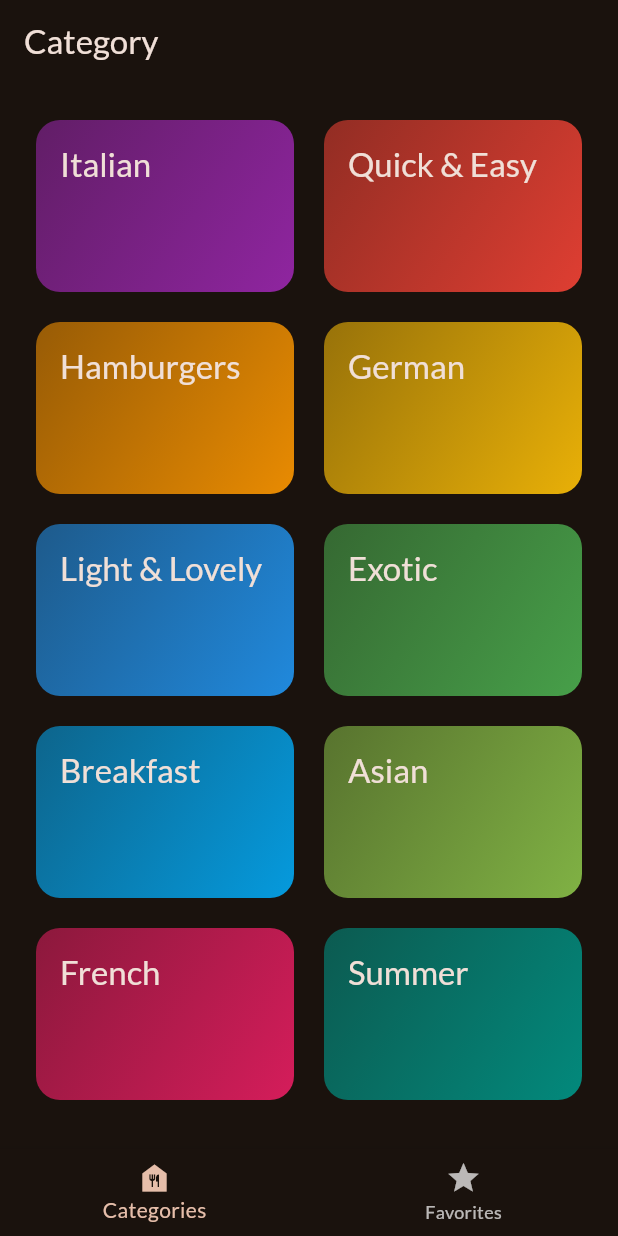
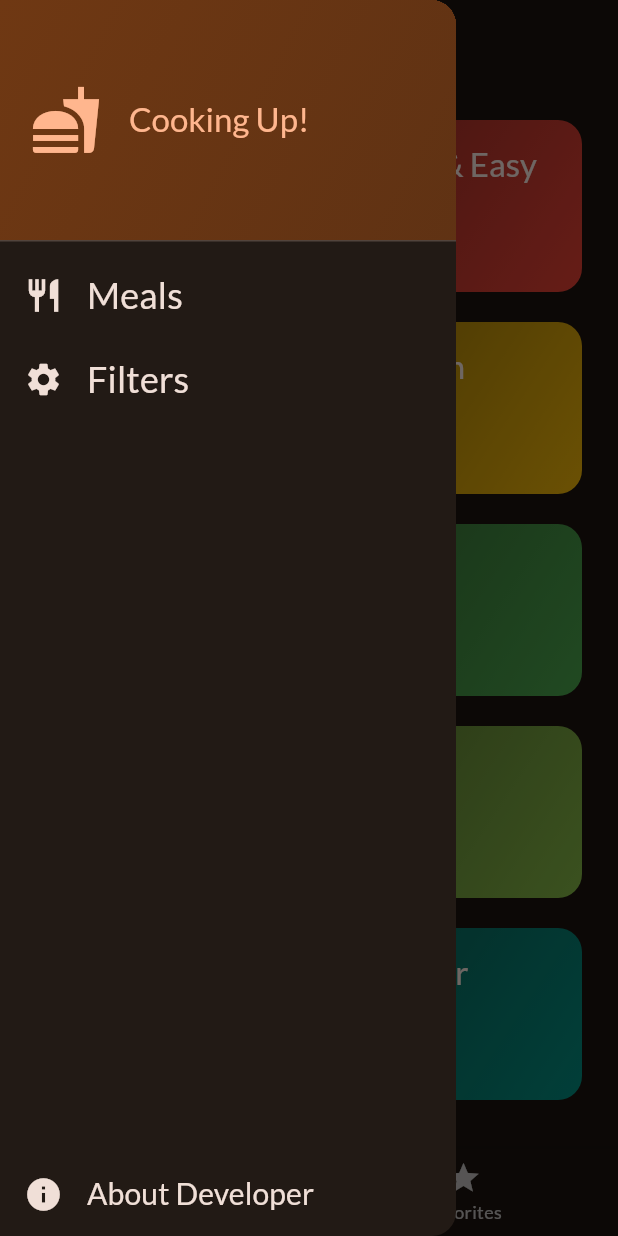
Before and after one commit to VedantTiwari9685/Meals-App, a Flutter app: the screen it shows after launch, with the side drawer open (before the commit the screen has no drawer), on a phone screen of 412 x 824 dp. Run offline on Flutter 3.47's test engine with Material 3 defaults, Android fonts, the phone set to English and light mode, and no system bars; our stand-ins replace google_fonts, transparent_image.

Commit message:
Filters added to meals

```diff
--- a/lib/screens/categories.dart
+++ b/lib/screens/categories.dart
@@ -1,14 +1,22 @@
 import 'package:flutter/material.dart';
 import 'package:meals/data/dummy_data.dart';
 import 'package:meals/models/category.dart';
+import 'package:meals/models/meal.dart';
 import 'package:meals/screens/meals.dart';
 import 'package:meals/widgets/category_grid_item.dart';
 
 class CategoriesScreen extends StatelessWidget {
-  const CategoriesScreen({super.key});
-
+  const CategoriesScreen({
+    super.key,
+    required this.onToggleFavorite,
+    required this.favoriteMeals,
+    required this.availableMeals,
+  });
+  final List<Meal> availableMeals;
+  final void Function(Meal meal) onToggleFavorite;
+  final List<Meal> favoriteMeals;
   void _selectCategory(BuildContext context, Category category) {
-    final filteredMeals = dummyMeals
+    final filteredMeals = availableMeals
         .where((meal) => meal.categories.contains(category.id))
         .toList();
 
@@ -17,6 +25,8 @@ class CategoriesScreen extends StatelessWidget {
         builder: (ctx) => MealsScreen(
           title: category.title,
           meals: filteredMeals,
+          onToggleFavorite: onToggleFavorite,
+          favoriteMeals: favoriteMeals,
         ),
       ),
     ); // Navigator.push(context, route) both same
--- a/lib/screens/tabs.dart
+++ b/lib/screens/tabs.dart
@@ -1,6 +1,17 @@
 import 'package:flutter/material.dart';
+import 'package:meals/data/dummy_data.dart';
+import 'package:meals/models/meal.dart';
 import 'package:meals/screens/categories.dart';
+import 'package:meals/screens/filters.dart';
 import 'package:meals/screens/meals.dart';
+import 'package:meals/widgets/main_drawer.dart';
+
+const kInitialFilters = {
+  Filter.glutenFree: false,
+  Filter.lactoseFree: false,
+  Filter.vegan: false,
+  Filter.vegetarian: false,
+};
 
 class TabsScreen extends StatefulWidget {
   const TabsScreen({super.key});
@@ -12,6 +23,33 @@ class TabsScreen extends StatefulWidget {
 }
 
 class _TabsScreenState extends State<TabsScreen> {
+  final List<Meal> _favoriteMeals = [];
+  Map<Filter, bool> _selectedFilters = kInitialFilters;
+
+  void _showInfoMessage(String message) {
+    ScaffoldMessenger.of(context).clearSnackBars();
+    ScaffoldMessenger.of(context).showSnackBar(
+      SnackBar(
+        content: Text(message),
+      ),
+    );
+  }
+
+  void _toggleMealFavoriteStatus(Meal meal) {
+    final isExisting = _favoriteMeals.contains(meal);
+    if (isExisting) {
+      setState(() {
+        _favoriteMeals.remove(meal);
+      });
+      _showInfoMessage("Meal is no longer a Favorite!");
+    } else {
+      setState(() {
+        _favoriteMeals.add(meal);
+      });
+      _showInfoMessage("Marked as a Favorite!");
+    }
+  }
+
   int _selectedPageIndex = 0;
 
   void _selectPage(int index) {
@@ -20,19 +58,63 @@ class _TabsScreenState extends State<TabsScreen> {
     });
   }
 
+  void _setScreen(String identifier) async {
+    Navigator.of(context).pop();
+    if (identifier == 'filters') {
+      final result = await Navigator.of(context).push<Map<Filter, bool>>(
+        MaterialPageRoute(
+          builder: (ctr) => FiltersScreen(
+            currentFilters: _selectedFilters,
+          ),
+        ),
+      );
+
+      setState(() {
+        _selectedFilters = result ?? kInitialFilters;
+      });
+    }
+  }
+
   @override
   Widget build(BuildContext context) {
+    final availableMeals = dummyMeals.where((meal) {
+      if (_selectedFilters[Filter.glutenFree]! && !meal.isGlutenFree) {
+        return false;
+      }
+      if (_selectedFilters[Filter.lactoseFree]! && !meal.isLactoseFree) {
+        return false;
+      }
+      if (_selectedFilters[Filter.vegetarian]! && !meal.isVegetarian) {
+        return false;
+      }
+      if (_selectedFilters[Filter.vegan]! && !meal.isVegan) {
+        return false;
+      }
+      return true;
+    }).toList();
+
     var activePageTitle = "Category";
-    Widget activeScreen = const CategoriesScreen();
+    Widget activeScreen = CategoriesScreen(
+      onToggleFavorite: _toggleMealFavoriteStatus,
+      favoriteMeals: _favoriteMeals,
+      availableMeals: availableMeals,
+    );
 
     if (_selectedPageIndex == 1) {
       activePageTitle = "Your Favorites";
-      activeScreen = const MealsScreen(meals: []);
+      activeScreen = MealsScreen(
+        meals: _favoriteMeals,
+        onToggleFavorite: _toggleMealFavoriteStatus,
+        favoriteMeals: _favoriteMeals,
+      );
     }
 
     return Scaffold(
       appBar: AppBar(
         title: Text(activePageTitle),
+      ),
+      drawer: MainDrawer(
+        onSelectScreen: _setScreen,
       ),
       body: activeScreen,
       bottomNavigationBar: BottomNavigationBar(
--- /dev/null
+++ b/lib/widgets/main_drawer.dart
@@ -0,0 +1,104 @@
+import 'package:flutter/material.dart';
+
+class MainDrawer extends StatelessWidget {
+  const MainDrawer({super.key, required this.onSelectScreen});
+
+  final void Function(String identifier) onSelectScreen;
+
+  @override
+  Widget build(BuildContext context) {
+    return Drawer(
+      child: Column(
+        children: [
+          DrawerHeader(
+            decoration: BoxDecoration(
+              gradient: LinearGradient(
+                colors: [
+                  Theme.of(context).colorScheme.primaryContainer,
+                  Theme.of(context)
+                      .colorScheme
+                      .primaryContainer
+                      .withOpacity(0.8),
+                ],
+                begin: Alignment.topLeft,
+                end: Alignment.bottomRight,
+              ),
+            ),
+            padding: const EdgeInsets.all(20),
+            child: Row(
+              children: [
+                Icon(
+                  Icons.fastfood,
+                  size: 48,
+                  color: Theme.of(context).colorScheme.primary,
+                ),
+                const SizedBox(width: 18),
+                Text(
+                  "Cooking Up!",
+                  style: Theme.of(context).textTheme.titleLarge!.copyWith(
+                        color: Theme.of(context).colorScheme.primary,
+                      ),
+                ),
+              ],
+            ),
+          ),
+          Expanded(
+            child: ListView(
+              children: [
+                ListTile(
+                  leading: Icon(
+                    Icons.restaurant,
+                    size: 26,
+                    color: Theme.of(context).colorScheme.onSurface,
+                  ),
+                  title: Text(
+                    "Meals",
+                    style: Theme.of(context).textTheme.titleSmall!.copyWith(
+                          color: Theme.of(context).colorScheme.onSurface,
+                          fontSize: 24,
+                        ),
+                  ),
+                  onTap: () {
+                    onSelectScreen("meals");
+                  },
+                ),
+                ListTile(
+                  leading: Icon(
+                    Icons.settings,
+                    size: 26,
+                    color: Theme.of(context).colorScheme.onSurface,
+                  ),
+                  title: Text(
+                    "Filters",
+                    style: Theme.of(context).textTheme.titleSmall!.copyWith(
+                          color: Theme.of(context).colorScheme.onSurface,
+                          fontSize: 24,
+                        ),
+                  ),
+                  onTap: () {
+                    onSelectScreen("filters");
+                  },
+                ),
+              ],
+            ),
+          ),
+          ListTile(
+            leading: Icon(
+              Icons.info,
+              size: 26,
+              color: Theme.of(context).colorScheme.onSurface,
+            ),
+            title: Text(
+              "About Developer",
+              style: Theme.of(context).textTheme.titleSmall!.copyWith(
+                    color: Theme.of(context).colorScheme.onSurface,
+                    fontSize: 20,
+                  ),
+            ),
+            onTap: () {},
+          ),
+        ],
+      ),
+    );
+  }
+}
```
Also changed, not shown: lib/screens/filters.dart (added, +148 -0 lines), lib/screens/meal_details.dart (+15 -1 lines), lib/screens/meals.dart (+11 -1 lines), lib/widgets/favorite_icon_button.dart (added, +42 -0 lines).
